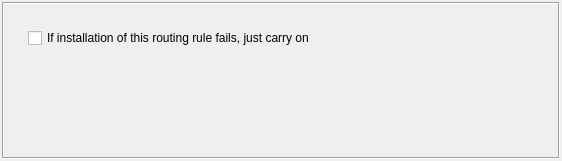
First picture: the form in src/libgui/routingruleoptionsdialog_q.ui, repository fwbuilder/fwbuilder, before the edit.
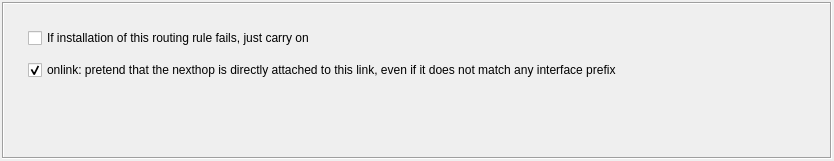
Second picture: the form after the edit. The open tabs and pages were chosen to show the change.

Commit message:
Add onlink option to routing compiler
"onlink" option needs to be added if gateway is not directly connected.
This could be done automatically by looking at the IPs of all interfaces
of the firewall, comparing them to the gateway's IP. Just don't know how
to do this (yet).

Patch:
```diff
--- a/src/libgui/routingruleoptionsdialog_q.ui
+++ b/src/libgui/routingruleoptionsdialog_q.ui
@@ -1,11 +1,11 @@
 <ui version="4.0" >
  <class>RoutingRuleOptionsDialog_q</class>
- <widget class="QWidget" name="RoutingRuleOptionsDialog_q" >
-  <property name="geometry" >
+ <widget class="QWidget" name="RoutingRuleOptionsDialog_q">
+  <property name="geometry">
    <rect>
     <x>0</x>
     <y>0</y>
-    <width>562</width>
+    <width>834</width>
     <height>161</height>
    </rect>
   </property>
@@ -76,6 +76,16 @@
             </property>
            </spacer>
           </item>
+          <item row="3" column="0">
+           <widget class="QCheckBox" name="routing_use_onlink_option">
+            <property name="text">
+             <string>onlink: pretend that the nexthop is directly attached to this link, even if it does not match any interface prefix</string>
+            </property>
+            <property name="checked">
+             <bool>true</bool>
+            </property>
+           </widget>
+          </item>
          </layout>
         </widget>
        </item>
@@ -139,7 +149,7 @@
    </item>
   </layout>
  </widget>
- <layoutdefault spacing="2" margin="2" />
+ <layoutdefault spacing="2" margin="2"/>
  <tabstops>
   <tabstop>routing_non_critical_rule</tabstop>
  </tabstops>
```
Left out of the diff: 137 changed lines with no effect on the pictures. The commit also changes 3 other files.
